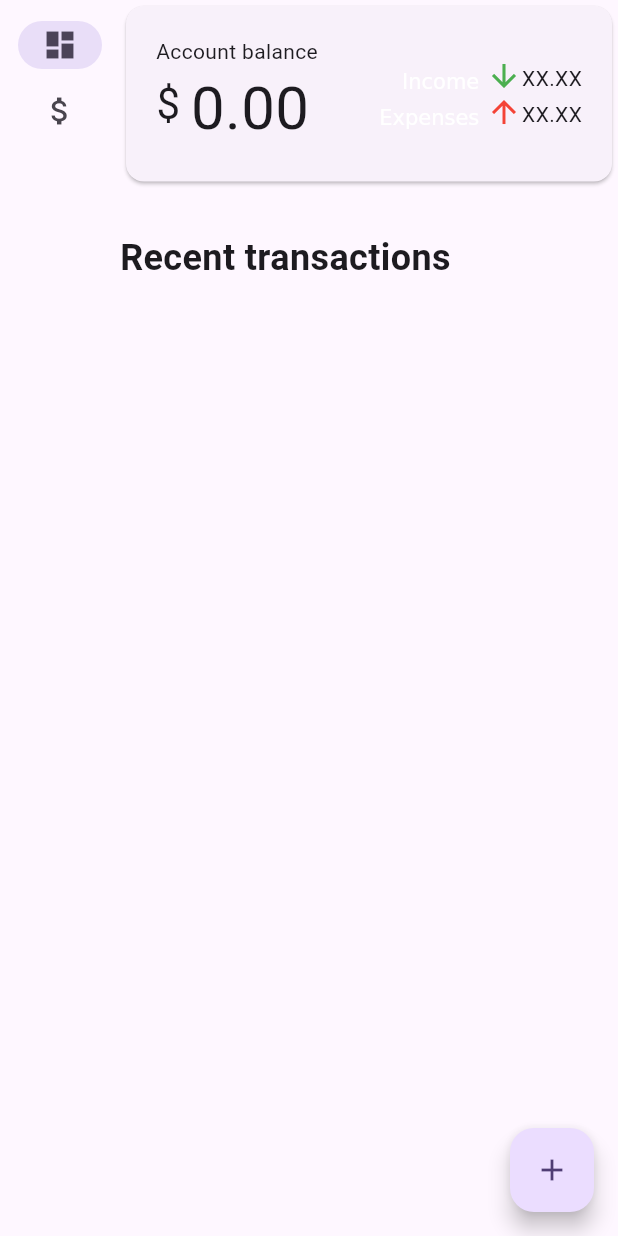
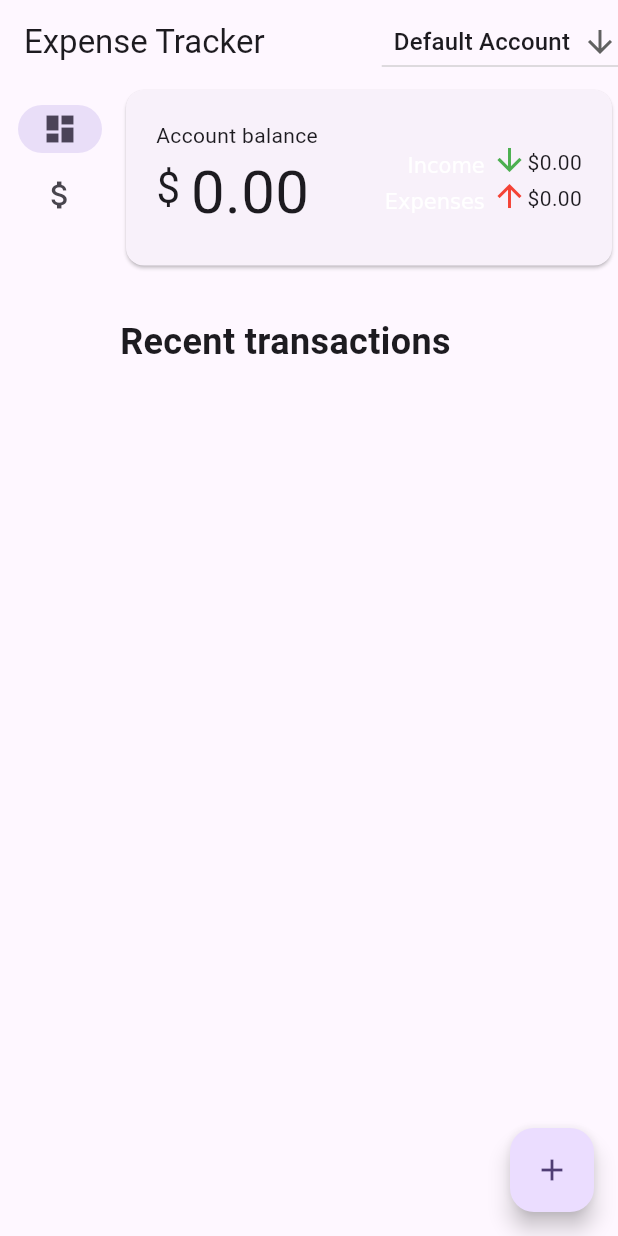
Before and after one commit to derekchai/flutter_expense_tracker, a Flutter app: the screen it shows after launch, on a phone screen of 412 x 824 dp. Run offline on Flutter 3.47's test engine with Material 3 defaults, Android fonts, the phone set to English and light mode, and no system bars; missing offline and left inert: auto_size_text_field; Roboto replaces fonts that are missing (DelaGothicOne).

Commit message:
Util functions, automatically updating income/expense sums

```diff
--- a/lib/models/account.dart
+++ b/lib/models/account.dart
@@ -1,3 +1,4 @@
+import 'package:flutter_testing/models/category.dart';
 import 'package:flutter_testing/models/transaction.dart';
 import 'package:collection/collection.dart';
 
@@ -14,4 +15,16 @@ class Account {
   }
 
   Account(this.name, this.transactions);
+
+  double sumOf(CategoryType categoryType) {
+    double output = 0;
+
+    for (var transaction in transactions) {
+      if (transaction.category.categoryType == categoryType) {
+        output += transaction.amount;
+      }
+    }
+
+    return output;
+  }
 }
--- a/lib/models/user.dart
+++ b/lib/models/user.dart
@@ -14,6 +14,8 @@ List<TransactionCategory> _defaultCategories = [
   TransactionCategory("Fuel", Icons.local_gas_station, CategoryType.expense),
   TransactionCategory("Entertainment", Icons.theater_comedy, CategoryType.expense),
   TransactionCategory("Groceries", Icons.local_grocery_store, CategoryType.expense),
+
+  TransactionCategory("Savings", Icons.savings, CategoryType.savings),
 ];
 
 class UserModel extends ChangeNotifier {
--- a/lib/screens/accounts.dart
+++ b/lib/screens/accounts.dart
@@ -21,7 +21,7 @@ class AccountsPage extends StatelessWidget {
       child: Column(
         children: <Widget>[
 
-          const AccountsDropdown(),
+          // const AccountsDropdown(),
 
           TextField(
             controller: accountNameController,
--- a/lib/screens/dashboard.dart
+++ b/lib/screens/dashboard.dart
@@ -1,6 +1,7 @@
 // ignore_for_file: prefer_const_literals_to_create_immutables, prefer_const_constructors
 
 import 'package:flutter/material.dart';
+import 'package:flutter_testing/models/category.dart';
 import 'package:flutter_testing/models/user.dart';
 import 'package:flutter_testing/shared/styles.dart';
 import 'package:flutter_testing/utils/add_space.dart';
@@ -73,7 +74,7 @@ class DashboardPage extends StatelessWidget {
                               ]
                           )),
 
-                          const Text('XX.XX'),
+                          Text(formatAsCurrency(userModel.selectedAccount.sumOf(CategoryType.income))),
                         ]
                       ),
 
@@ -86,7 +87,7 @@ class DashboardPage extends StatelessWidget {
                             ]
                           )),
 
-                          const Text('XX.XX'),
+                          Text(formatAsCurrency(userModel.selectedAccount.sumOf(CategoryType.expense))),
                         ]
                       ),
                     ],
@@ -119,10 +120,10 @@ class DashboardPage extends StatelessWidget {
                   return Card(
                     child: Center(
                       child: ListTile(
-                        leading: Icon(selectedAccount.transactions[index].category.iconData),
+                        leading: Icon(selectedAccount.transactions[index].category.iconData, color: selectedAccount.transactions[index].category.categoryType.color),
                         title: Text(selectedAccount.transactions[index].description.toString()),
 
-                        subtitle: Text(NumberFormat.simpleCurrency(locale: "en_US").format(selectedAccount.transactions[index].amount)),
+                        subtitle: Text(formatAsCurrency(selectedAccount.transactions[index].amount)),
                       ),
                     ),
                   );
@@ -135,3 +136,5 @@ class DashboardPage extends StatelessWidget {
     );
   }
 }
+
+String formatAsCurrency(double d) => NumberFormat.simpleCurrency(locale: "en_US").format(d);
```
Also changed, not shown: lib/main.dart (+24 -12 lines), lib/models/category.dart (+17 -1 lines).
